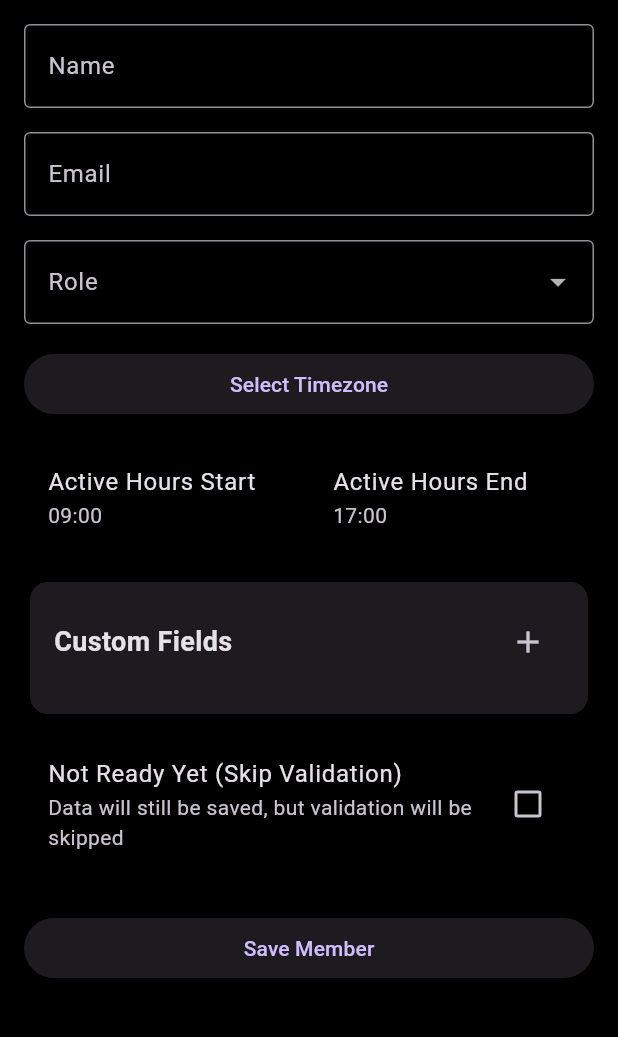
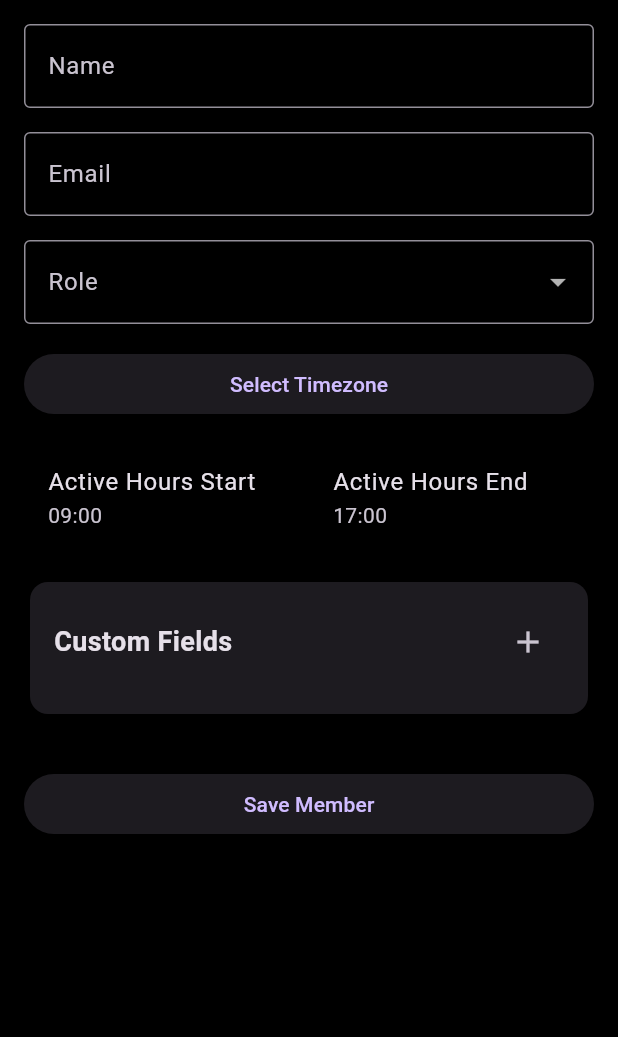
Before and after one commit to maziminds/manage-buddy, a Flutter app: the AddMemberPage screen opened directly, on a phone screen of 412 x 824 dp, the part 84-1121 px from its top. Run offline on Flutter 3.47's test engine with Material 3 defaults, Android fonts, the phone set to English and light mode, and no system bars; our stand-ins replace shared_preferences, sqflite, sqflite_common_ffi, timezone; accounts and stored records are empty.

Commit message:
minor updates

```diff
--- a/lib/main.dart
+++ b/lib/main.dart
@@ -468,7 +468,8 @@ class _AddMemberPageState extends State<AddMemberPage> {
   TimeOfDay _startTime = const TimeOfDay(hour: 9, minute: 0);
   TimeOfDay _endTime = const TimeOfDay(hour: 17, minute: 0);
   final Map<TextEditingController, TextEditingController> _customFieldControllers = {};
-  bool _isNotReadyYet = false;
+  // Always set to true to make fields optional by default
+  bool _isNotReadyYet = true;
 
   final List<String> _roles = roleInfos.keys.toList();
 
@@ -721,17 +722,7 @@ class _AddMemberPageState extends State<AddMemberPage> {
                 ),
               ),
             ),
-            const SizedBox(height: 16),
-            CheckboxListTile(
-              title: const Text('Not Ready Yet (Skip Validation)'),
-              subtitle: const Text('Data will still be saved, but validation will be skipped'),
-              value: _isNotReadyYet,
-              onChanged: (bool? value) {
-                setState(() {
-                  _isNotReadyYet = value ?? false;
-                });
-              },
-            ),
+            // Not Ready Yet checkbox removed - all fields are optional by default
             const SizedBox(height: 32),
             ElevatedButton(
               onPressed: () {
@@ -781,7 +772,8 @@ class _EditMemberPageState extends State<EditMemberPage> {
   late TimeOfDay _startTime;
   late TimeOfDay _endTime;
   final Map<TextEditingController, TextEditingController> _customFieldControllers = {};
-  bool _isNotReadyYet = false;
+  // Always set to true to make fields optional by default
+  bool _isNotReadyYet = true;
 
   final List<String> _roles = roleInfos.keys.toList();
 
@@ -1065,18 +1057,7 @@ class _EditMemberPageState extends State<EditMemberPage> {
                 ),
               ),
             ),
-            const SizedBox(height: 16),
-            CheckboxListTile(
-              title: const Text('Not Ready Yet (Skip Validation)'),
-              subtitle: const Text('Data will still be saved, but validation will be skipped'),
-              value: _isNotReadyYet,
-              onChanged: (bool? value) {
-                print('Not Ready Yet changed to: $value');
-                setState(() {
-                  _isNotReadyYet = value ?? false;
-                });
-              },
-            ),
+            // Not Ready Yet checkbox removed - all fields are optional by default
             const SizedBox(height: 32),
             ElevatedButton(
               onPressed: () async {
```
Also changed, not shown: 1 other file.
